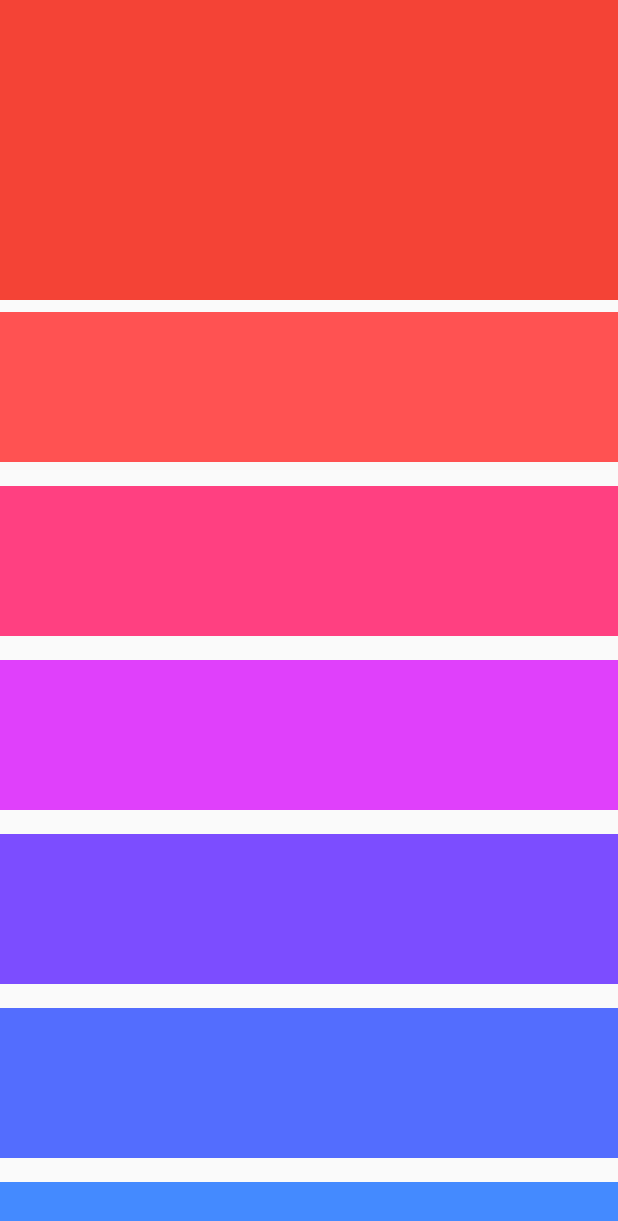
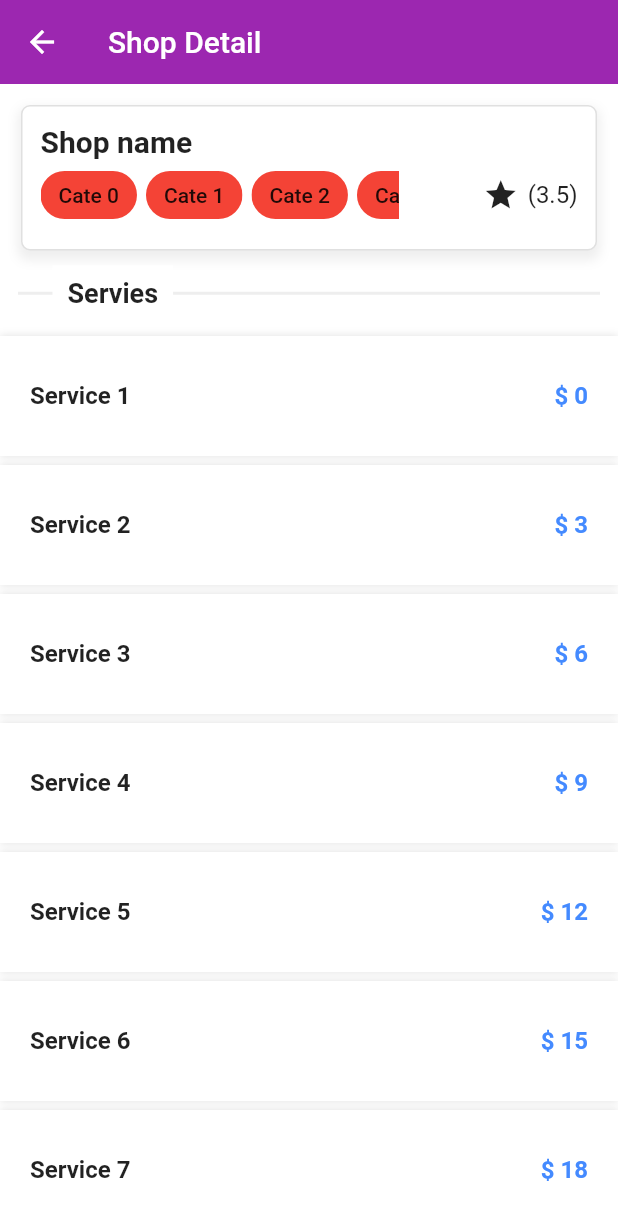
Before and after one commit to teachhay/Graduation_User, a Flutter app: the ShopDetail screen opened by its route, on a phone screen of 412 x 824 dp. Shown: the top 1221 px of the screen. Run offline on Flutter 3.47's test engine with Material 2 defaults, Android fonts, the phone set to English and light mode, and no system bars; our stand-ins replace carousel_slider, flutter_rating_bar; accounts and stored records are empty; network calls fail.

Commit message:
update progress

```diff
--- a/lib/main.dart
+++ b/lib/main.dart
@@ -16,10 +16,12 @@ class MyApp extends StatelessWidget {
     return MaterialApp(
       title: 'Flutter Demo',
       theme: ThemeData(
-        primarySwatch: Colors.blue,
+        primarySwatch: Colors.purple,
+        primaryColor: Colors.purple,
+        scaffoldBackgroundColor: Colors.white,
       ),
       debugShowCheckedModeBanner: false,
-      initialRoute: '/login',
+      initialRoute: '/home',
       routes: {
         '/login': (context) => const LoginScreen(),
         '/home': (context) => const HomeScreen(),
--- /dev/null
+++ b/lib/screens/ShopDetail/components/shop_info_card.dart
@@ -0,0 +1,85 @@
+import 'package:flutter/material.dart';
+import 'package:flutter_rating_bar/flutter_rating_bar.dart';
+
+class ShopInfoCard extends StatelessWidget {
+  const ShopInfoCard({
+    Key? key,
+  }) : super(key: key);
+
+  @override
+  Widget build(BuildContext context) {
+    return Container(
+      // height: 200,
+      width: double.infinity,
+      margin: const EdgeInsets.fromLTRB(14, 14, 14, 0),
+      padding: const EdgeInsets.all(12),
+      decoration: BoxDecoration(
+        color: Colors.white,
+        borderRadius: BorderRadius.circular(6),
+        border: Border.all(color: Colors.grey.shade300),
+        boxShadow: [
+          BoxShadow(
+            blurRadius: 6,
+            spreadRadius: 2,
+            color: Colors.grey.shade200,
+            offset: const Offset(0, 4),
+          ),
+        ],
+      ),
+      child: Column(
+        crossAxisAlignment: CrossAxisAlignment.start,
+        children: [
+          const Text(
+            "Shop name",
+            style: TextStyle(
+              fontSize: 20,
+              fontWeight: FontWeight.bold,
+            ),
+          ),
+          Row(
+            mainAxisAlignment: MainAxisAlignment.spaceBetween,
+            children: [
+              Expanded(
+                flex: 2,
+                child: SingleChildScrollView(
+                  scrollDirection: Axis.horizontal,
+                  child: Row(
+                    children: [
+                      for (var index = 0; index < 10; index++)
+                        Container(
+                          margin: const EdgeInsets.only(right: 6),
+                          child: Chip(
+                            backgroundColor: Colors.red,
+                            label: Text("Cate $index"),
+                          ),
+                        ),
+                    ],
+                  ),
+                ),
+              ),
+              Expanded(
+                flex: 1,
+                child: Row(
+                  mainAxisAlignment: MainAxisAlignment.end,
+                  children: [
+                    const Icon(Icons.star),
+                    Container(
+                      margin: const EdgeInsets.only(left: 6),
+                      child: const Text(
+                        "(3.5)",
+                        style: TextStyle(
+                          fontSize: 16,
+                          fontWeight: FontWeight.w400,
+                        ),
+                      ),
+                    ),
+                  ],
+                ),
+              ),
+            ],
+          ),
+        ],
+      ),
+    );
+  }
+}
--- a/lib/screens/ShopDetail/index.dart
+++ b/lib/screens/ShopDetail/index.dart
@@ -1,4 +1,5 @@
 import 'package:flutter/material.dart';
+import 'package:userapp/screens/ShopDetail/components/shop_info_card.dart';
 
 class ShopDetail extends StatefulWidget {
   const ShopDetail({Key? key}) : super(key: key);
@@ -7,37 +8,150 @@ class ShopDetail extends StatefulWidget {
   _ShopDetailState createState() => _ShopDetailState();
 }
 
+class Service {
+  String? name;
+  int? price;
+
+  Service(_name, _price) {
+    price = _price;
+    name = _name;
+  }
+}
+
 class _ShopDetailState extends State<ShopDetail> {
-  List<String> shops = List.generate(30, (index) => "Shop - $index");
+  List<Service> services = List.generate(10, (index) => Service("Service ${index + 1}", index * 2 + index));
 
   @override
   Widget build(BuildContext context) {
     return Scaffold(
-      body: SafeArea(
-        child: SingleChildScrollView(
+      appBar: AppBar(
+        title: const Text("Shop Detail"),
+        elevation: 0,
+      ),
+      body: SingleChildScrollView(
         child: Column(
           children: [
+            const ShopInfoCard(),
+            const SizedBox(
+              height: 10,
+            ),
             Stack(
+              alignment: Alignment.centerLeft,
               children: [
+                Divider(
+                  thickness: 2,
+                  indent: 12,
+                  endIndent: 12,
+                  color: Colors.grey.shade200,
+                ),
                 Container(
-                    height: 200,
-                    color: Colors.red,
+                  margin: const EdgeInsets.only(left: 35),
+                  padding: const EdgeInsets.fromLTRB(10, 8, 10, 8),
+                  color: Colors.white,
+                  child: const Text(
+                    "Servies",
+                    style: TextStyle(
+                      fontSize: 18,
+                      fontWeight: FontWeight.bold,
+                    ),
+                  ),
                 ),
               ],
             ),
-              for (var i = 0; i < 16; i++)
+            const SizedBox(
+              height: 10,
+            ),
+            for (var item in services)
+              GestureDetector(
+                onTap: () {
+                  showModalBottomSheet(
+                    shape: RoundedRectangleBorder(borderRadius: BorderRadius.circular(8)),
+                    context: context,
+                    builder: (context) {
+                      return Container(
+                        padding: const EdgeInsets.fromLTRB(14, 20, 14, 10),
+                        child: Column(
+                          mainAxisSize: MainAxisSize.min,
+                          children: [
+                            GestureDetector(
+                              onTap: () {
+                                print(item.name);
+                              },
+                              child: Row(
+                                mainAxisAlignment: MainAxisAlignment.spaceBetween,
+                                children: [
+                                  Expanded(
+                                    flex: 2,
+                                    child: Text(
+                                      item.name.toString(),
+                                      style: const TextStyle(fontSize: 16, fontWeight: FontWeight.bold),
+                                    ),
+                                  ),
+                                  Text(
+                                    "\$ ${item.price.toString()}",
+                                    style: const TextStyle(
+                                      fontSize: 16,
+                                      fontWeight: FontWeight.bold,
+                                      color: Colors.blueAccent,
+                                    ),
+                                  ),
+                                ],
+                              ),
+                            ),
                             Container(
-                  margin: const EdgeInsets.only(top: 8, bottom: 8),
-                  height: 100,
+                              margin: const EdgeInsets.only(top: 10),
+                              width: double.infinity,
+                              child: ElevatedButton(
+                                onPressed: () {},
+                                child: const Text("Add to Appointment"),
+                              ),
+                            ),
+                          ],
+                        ),
+                      );
+                    },
+                  );
+                },
+                child: Container(
+                  height: 80,
+                  margin: const EdgeInsets.only(bottom: 6),
                   decoration: BoxDecoration(
-                    color: Colors.accents[i],
-                    // borderRadius: BorderRadius.circular(8),
+                    color: Colors.white,
+                    boxShadow: [
+                      BoxShadow(
+                        blurRadius: 4,
+                        spreadRadius: 0,
+                        color: Colors.grey.shade300,
+                        offset: const Offset(0, 0),
+                      ),
+                    ],
+                  ),
+                  padding: const EdgeInsets.fromLTRB(20, 0, 20, 0),
+                  child: Row(
+                    mainAxisAlignment: MainAxisAlignment.spaceBetween,
+                    children: [
+                      Expanded(
+                        flex: 2,
+                        child: Text(
+                          item.name.toString(),
+                          style: const TextStyle(fontSize: 16, fontWeight: FontWeight.bold),
+                        ),
+                      ),
+                      Text(
+                        "\$ ${item.price.toString()}",
+                        style: const TextStyle(
+                          fontSize: 16,
+                          fontWeight: FontWeight.bold,
+                          color: Colors.blueAccent,
                         ),
                       ),
                     ],
                   ),
                 ),
               ),
+          ],
+        ),
+      ),
     );
   }
 }
--- a/pubspec.yaml
+++ b/pubspec.yaml
@@ -12,6 +12,7 @@ dependencies:
   cupertino_icons: ^1.0.2
   carousel_slider: ^4.0.0
   intl: ^0.17.0
+  flutter_rating_bar: ^4.0.0
 
 dev_dependencies:
   flutter_test:
```
Lines whose indentation alone changed are shown as unchanged.
